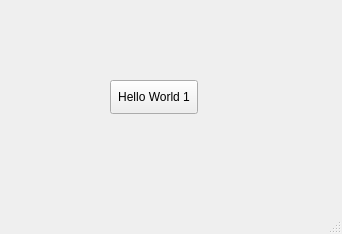
Qt form main.ui (vangeytedvg/bashGui) before a commit.
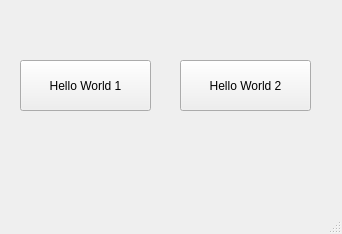
The same form after that commit.

Commit message: Good to go

```diff
--- a/main.ui
+++ b/main.ui
@@ -17,16 +17,29 @@
    <widget class="QPushButton" name="pushButton">
     <property name="geometry">
      <rect>
-      <x>110</x>
-      <y>80</y>
-      <width>88</width>
-      <height>34</height>
+      <x>20</x>
+      <y>60</y>
+      <width>131</width>
+      <height>51</height>
      </rect>
     </property>
     <property name="text">
      <string>Hello World 1</string>
     </property>
    </widget>
+   <widget class="QPushButton" name="pushButton_2">
+    <property name="geometry">
+     <rect>
+      <x>180</x>
+      <y>60</y>
+      <width>131</width>
+      <height>51</height>
+     </rect>
+    </property>
+    <property name="text">
+     <string>Hello World 2</string>
+    </property>
+   </widget>
   </widget>
   <widget class="QMenuBar" name="menubar">
    <property name="geometry">
```
The commit also changes 2 other files.
